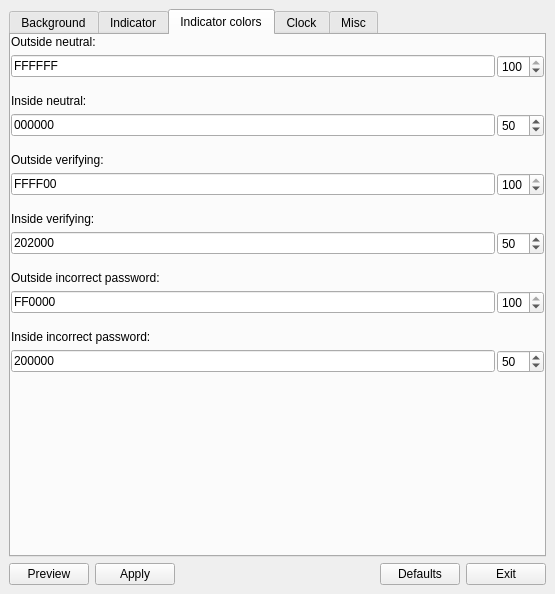
This is share/i3lcc/i3lcc-qt5.ui in mgord9518/i3lcc as Qt 5 draws it before an edit. The edited form follows.
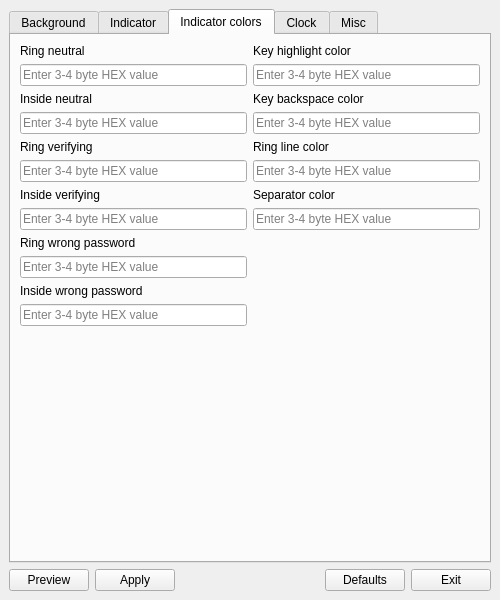
This is the edited form. The open tabs and pages were chosen to show the change.

```diff
--- a/share/i3lcc/i3lcc-qt5.ui
+++ b/share/i3lcc/i3lcc-qt5.ui
@@ -6,8 +6,8 @@
    <rect>
     <x>0</x>
     <y>0</y>
-    <width>555</width>
-    <height>594</height>
+    <width>500</width>
+    <height>600</height>
    </rect>
   </property>
   <property name="minimumSize">
@@ -87,39 +87,7 @@
             </widget>
            </item>
            <item>
-            <widget class="QFrame" name="frame_color">
-             <property name="frameShape">
-              <enum>QFrame::NoFrame</enum>
-             </property>
-             <property name="frameShadow">
-              <enum>QFrame::Raised</enum>
-             </property>
-             <layout class="QHBoxLayout" name="horizontalLayout_2">
-              <property name="spacing">
-               <number>0</number>
-              </property>
-              <property name="leftMargin">
-               <number>0</number>
-              </property>
-              <property name="topMargin">
-               <number>0</number>
-              </property>
-              <property name="rightMargin">
-               <number>0</number>
-              </property>
-              <property name="bottomMargin">
-               <number>0</number>
-              </property>
-              <item>
-               <layout class="QHBoxLayout" name="horizontalLayout_3" stretch="1,0">
-                <property name="spacing">
-                 <number>3</number>
-                </property>
-                <property name="bottomMargin">
-                 <number>0</number>
-                </property>
-                <item>
-                 <widget class="QLineEdit" name="line_color">
+            <widget class="QLineEdit" name="color">
                   <property name="styleSheet">
                    <string notr="true"/>
                   </property>
@@ -143,33 +111,9 @@
                   </property>
                  </widget>
                 </item>
-                <item>
-                 <widget class="QSpinBox" name="spin_color">
-                  <property name="toolTip">
-                   <string>Color opacity value (brigter colors may be rendered as more opaque depending on your compositor, so choose dark colors if you want more transparency)</string>
-                  </property>
-                  <property name="frame">
-                   <bool>true</bool>
-                  </property>
-                  <property name="maximum">
-                   <number>100</number>
-                  </property>
-                  <property name="singleStep">
-                   <number>5</number>
-                  </property>
-                  <property name="value">
-                   <number>50</number>
-                  </property>
-                 </widget>
-                </item>
-               </layout>
-              </item>
-             </layout>
-            </widget>
-           </item>
-          </layout>
-         </widget>
-        </item>
+          </layout>
+         </widget>
+        </item>
         <item>
          <widget class="QGroupBox" name="check_screenshot">
           <property name="toolTip">
@@ -627,6 +571,15 @@
        <attribute name="title">
         <string>Indicator colors</string>
        </attribute>
+       <layout class="QHBoxLayout" name="horizontalLayout_2">
+        <item>
+         <widget class="QFrame" name="frame_4">
+          <property name="frameShape">
+           <enum>QFrame::NoFrame</enum>
+          </property>
+          <property name="frameShadow">
+           <enum>QFrame::Plain</enum>
+          </property>
        <layout class="QVBoxLayout" name="verticalLayout_11">
         <property name="leftMargin">
          <number>0</number>
@@ -643,41 +596,15 @@
         <item>
          <widget class="QLabel" name="label_5">
           <property name="text">
-           <string>Outside neutral:</string>
+              <string>Ring neutral</string>
           </property>
          </widget>
         </item>
         <item>
-         <widget class="QFrame" name="frame_color_2">
-          <property name="frameShape">
-           <enum>QFrame::NoFrame</enum>
-          </property>
-          <property name="frameShadow">
-           <enum>QFrame::Raised</enum>
-          </property>
-          <layout class="QHBoxLayout" name="horizontalLayout_6">
-           <property name="leftMargin">
-            <number>0</number>
-           </property>
-           <property name="topMargin">
-            <number>0</number>
-           </property>
-           <property name="rightMargin">
-            <number>0</number>
-           </property>
-           <property name="bottomMargin">
-            <number>10</number>
-           </property>
-           <item>
-            <layout class="QHBoxLayout" name="horizontalLayout_8">
-             <property name="spacing">
-              <number>2</number>
-             </property>
-             <property name="bottomMargin">
-              <number>0</number>
-             </property>
-             <item>
-              <widget class="QLineEdit" name="line_color_on">
+            <widget class="QLineEdit" name="ringcolor">
+             <property name="toolTip">
+              <string>The ring will change this color if the password is accepted</string>
+             </property>
                <property name="styleSheet">
                 <string notr="true"/>
                </property>
@@ -685,7 +612,7 @@
                 <string/>
                </property>
                <property name="text">
-                <string>FFFFFF</string>
+              <string/>
                </property>
                <property name="maxLength">
                 <number>32767</number>
@@ -697,72 +624,22 @@
                 <bool>false</bool>
                </property>
                <property name="placeholderText">
-                <string>Enter HEX color value</string>
-               </property>
-              </widget>
-             </item>
-             <item>
-              <widget class="QSpinBox" name="spin_color_on">
-               <property name="toolTip">
-                <string>Color opacity value (brigter colors are rendered as more opaque, so choose dark colors if you want more visibility)</string>
-               </property>
-               <property name="frame">
-                <bool>true</bool>
-               </property>
-               <property name="maximum">
-                <number>100</number>
-               </property>
-               <property name="singleStep">
-                <number>5</number>
-               </property>
-               <property name="value">
-                <number>100</number>
-               </property>
-              </widget>
-             </item>
-            </layout>
-           </item>
-          </layout>
+              <string>Enter 3-4 byte HEX value</string>
+             </property>
          </widget>
         </item>
         <item>
          <widget class="QLabel" name="label_6">
           <property name="text">
-           <string>Inside neutral:</string>
+              <string>Inside neutral</string>
           </property>
          </widget>
         </item>
         <item>
-         <widget class="QFrame" name="frame_color_3">
-          <property name="frameShape">
-           <enum>QFrame::NoFrame</enum>
-          </property>
-          <property name="frameShadow">
-           <enum>QFrame::Raised</enum>
-          </property>
-          <layout class="QHBoxLayout" name="horizontalLayout_10">
-           <property name="leftMargin">
-            <number>0</number>
-           </property>
-           <property name="topMargin">
-            <number>0</number>
-           </property>
-           <property name="rightMargin">
-            <number>0</number>
-           </property>
-           <property name="bottomMargin">
-            <number>10</number>
-           </property>
-           <item>
-            <layout class="QHBoxLayout" name="horizontalLayout_11">
-             <property name="spacing">
-              <number>2</number>
-             </property>
-             <property name="bottomMargin">
-              <number>0</number>
-             </property>
-             <item>
-              <widget class="QLineEdit" name="line_color_in">
+            <widget class="QLineEdit" name="insidecolor">
+             <property name="toolTip">
+              <string>The inside circle will change this color if the password is accepted</string>
+             </property>
                <property name="styleSheet">
                 <string notr="true"/>
                </property>
@@ -770,7 +647,7 @@
                 <string/>
                </property>
                <property name="text">
-                <string>000000</string>
+              <string/>
                </property>
                <property name="maxLength">
                 <number>32767</number>
@@ -782,72 +659,22 @@
                 <bool>false</bool>
                </property>
                <property name="placeholderText">
-                <string>Enter HEX color value</string>
-               </property>
-              </widget>
-             </item>
-             <item>
-              <widget class="QSpinBox" name="spin_color_in">
-               <property name="toolTip">
-                <string>Color opacity value (brigter colors are rendered as more opaque, so choose dark colors if you want more visibility)</string>
-               </property>
-               <property name="frame">
-                <bool>true</bool>
-               </property>
-               <property name="maximum">
-                <number>100</number>
-               </property>
-               <property name="singleStep">
-                <number>5</number>
-               </property>
-               <property name="value">
-                <number>50</number>
-               </property>
-              </widget>
-             </item>
-            </layout>
-           </item>
-          </layout>
+              <string>Enter 3-4 byte HEX value</string>
+             </property>
          </widget>
         </item>
         <item>
          <widget class="QLabel" name="label_7">
           <property name="text">
-           <string>Outside verifying:</string>
+              <string>Ring verifying</string>
           </property>
          </widget>
         </item>
         <item>
-         <widget class="QFrame" name="frame_color_4">
-          <property name="frameShape">
-           <enum>QFrame::NoFrame</enum>
-          </property>
-          <property name="frameShadow">
-           <enum>QFrame::Raised</enum>
-          </property>
-          <layout class="QHBoxLayout" name="horizontalLayout_12">
-           <property name="leftMargin">
-            <number>0</number>
-           </property>
-           <property name="topMargin">
-            <number>0</number>
-           </property>
-           <property name="rightMargin">
-            <number>0</number>
-           </property>
-           <property name="bottomMargin">
-            <number>10</number>
-           </property>
-           <item>
-            <layout class="QHBoxLayout" name="horizontalLayout_13">
-             <property name="spacing">
-              <number>2</number>
-             </property>
-             <property name="bottomMargin">
-              <number>0</number>
-             </property>
-             <item>
-              <widget class="QLineEdit" name="line_color_ov">
+            <widget class="QLineEdit" name="ringvercolor">
+             <property name="toolTip">
+              <string>The ring will change this color while the password is being verified</string>
+             </property>
                <property name="styleSheet">
                 <string notr="true"/>
                </property>
@@ -855,7 +682,7 @@
                 <string/>
                </property>
                <property name="text">
-                <string>FFFF00</string>
+              <string/>
                </property>
                <property name="maxLength">
                 <number>32767</number>
@@ -867,72 +694,22 @@
                 <bool>false</bool>
                </property>
                <property name="placeholderText">
-                <string>Enter HEX color value</string>
-               </property>
-              </widget>
-             </item>
-             <item>
-              <widget class="QSpinBox" name="spin_color_ov">
-               <property name="toolTip">
-                <string>Color opacity value (brigter colors are rendered as more opaque, so choose dark colors if you want more visibility)</string>
-               </property>
-               <property name="frame">
-                <bool>true</bool>
-               </property>
-               <property name="maximum">
-                <number>100</number>
-               </property>
-               <property name="singleStep">
-                <number>5</number>
-               </property>
-               <property name="value">
-                <number>100</number>
-               </property>
-              </widget>
-             </item>
-            </layout>
-           </item>
-          </layout>
+              <string>Enter 3-4 byte HEX value</string>
+             </property>
          </widget>
         </item>
         <item>
          <widget class="QLabel" name="label_8">
           <property name="text">
-           <string>Inside verifying:</string>
+              <string>Inside verifying</string>
           </property>
          </widget>
         </item>
         <item>
-         <widget class="QFrame" name="frame_color_7">
-          <property name="frameShape">
-           <enum>QFrame::NoFrame</enum>
-          </property>
-          <property name="frameShadow">
-           <enum>QFrame::Raised</enum>
-          </property>
-          <layout class="QHBoxLayout" name="horizontalLayout_18">
-           <property name="leftMargin">
-            <number>0</number>
-           </property>
-           <property name="topMargin">
-            <number>0</number>
-           </property>
-           <property name="rightMargin">
-            <number>0</number>
-           </property>
-           <property name="bottomMargin">
-            <number>10</number>
-           </property>
-           <item>
-            <layout class="QHBoxLayout" name="horizontalLayout_19">
-             <property name="spacing">
-              <number>2</number>
-             </property>
-             <property name="bottomMargin">
-              <number>0</number>
-             </property>
-             <item>
-              <widget class="QLineEdit" name="line_color_iv">
+            <widget class="QLineEdit" name="insidevercolor">
+             <property name="toolTip">
+              <string>The inside circle will change this color while the password is being verified</string>
+             </property>
                <property name="styleSheet">
                 <string notr="true"/>
                </property>
@@ -940,7 +717,7 @@
                 <string/>
                </property>
                <property name="text">
-                <string>202000</string>
+              <string/>
                </property>
                <property name="maxLength">
                 <number>32767</number>
@@ -952,72 +729,22 @@
                 <bool>false</bool>
                </property>
                <property name="placeholderText">
-                <string>Enter HEX color value</string>
-               </property>
-              </widget>
-             </item>
-             <item>
-              <widget class="QSpinBox" name="spin_color_iv">
-               <property name="toolTip">
-                <string>Color opacity value (brigter colors are rendered as more opaque, so choose dark colors if you want more visibility)</string>
-               </property>
-               <property name="frame">
-                <bool>true</bool>
-               </property>
-               <property name="maximum">
-                <number>100</number>
-               </property>
-               <property name="singleStep">
-                <number>5</number>
-               </property>
-               <property name="value">
-                <number>50</number>
-               </property>
-              </widget>
-             </item>
-            </layout>
-           </item>
-          </layout>
+              <string>Enter 3-4 byte HEX value</string>
+             </property>
          </widget>
         </item>
         <item>
          <widget class="QLabel" name="label_9">
           <property name="text">
-           <string>Outside incorrect password:</string>
+              <string>Ring wrong password</string>
           </property>
          </widget>
         </item>
         <item>
-         <widget class="QFrame" name="frame_color_5">
-          <property name="frameShape">
-           <enum>QFrame::NoFrame</enum>
-          </property>
-          <property name="frameShadow">
-           <enum>QFrame::Raised</enum>
-          </property>
-          <layout class="QHBoxLayout" name="horizontalLayout_14">
-           <property name="leftMargin">
-            <number>0</number>
-           </property>
-           <property name="topMargin">
-            <number>0</number>
-           </property>
-           <property name="rightMargin">
-            <number>0</number>
-           </property>
-           <property name="bottomMargin">
-            <number>10</number>
-           </property>
-           <item>
-            <layout class="QHBoxLayout" name="horizontalLayout_15">
-             <property name="spacing">
-              <number>2</number>
-             </property>
-             <property name="bottomMargin">
-              <number>0</number>
-             </property>
-             <item>
-              <widget class="QLineEdit" name="line_color_oi">
+            <widget class="QLineEdit" name="ringwrongcolor">
+             <property name="toolTip">
+              <string>The ring will change this color when a wrong password is typed</string>
+             </property>
                <property name="styleSheet">
                 <string notr="true"/>
                </property>
@@ -1025,7 +752,7 @@
                 <string/>
                </property>
                <property name="text">
-                <string>FF0000</string>
+              <string/>
                </property>
                <property name="maxLength">
                 <number>32767</number>
@@ -1037,50 +764,70 @@
                 <bool>false</bool>
                </property>
                <property name="placeholderText">
-                <string>Enter HEX color value</string>
-               </property>
-              </widget>
-             </item>
-             <item>
-              <widget class="QSpinBox" name="spin_color_oi">
-               <property name="toolTip">
-                <string>Color opacity value (brigter colors are rendered as more opaque, so choose dark colors if you want more visibility)</string>
-               </property>
-               <property name="frame">
-                <bool>true</bool>
-               </property>
-               <property name="maximum">
-                <number>100</number>
-               </property>
-               <property name="singleStep">
-                <number>5</number>
-               </property>
-               <property name="value">
-                <number>100</number>
-               </property>
-              </widget>
-             </item>
-            </layout>
-           </item>
-          </layout>
+              <string>Enter 3-4 byte HEX value</string>
+             </property>
          </widget>
         </item>
         <item>
          <widget class="QLabel" name="label_10">
           <property name="text">
-           <string>Inside incorrect password:</string>
+              <string>Inside wrong password</string>
           </property>
          </widget>
         </item>
         <item>
-         <widget class="QFrame" name="frame_color_6">
+            <widget class="QLineEdit" name="insidewrongcolor">
+             <property name="toolTip">
+              <string>The inside circle will change this color when a wrong password is typed</string>
+             </property>
+             <property name="styleSheet">
+              <string notr="true"/>
+             </property>
+             <property name="inputMask">
+              <string/>
+             </property>
+             <property name="text">
+              <string/>
+             </property>
+             <property name="maxLength">
+              <number>32767</number>
+             </property>
+             <property name="frame">
+              <bool>true</bool>
+             </property>
+             <property name="readOnly">
+              <bool>false</bool>
+             </property>
+             <property name="placeholderText">
+              <string>Enter 3-4 byte HEX value</string>
+             </property>
+            </widget>
+           </item>
+           <item>
+            <spacer name="verticalSpacer_6">
+             <property name="orientation">
+              <enum>Qt::Vertical</enum>
+             </property>
+             <property name="sizeHint" stdset="0">
+              <size>
+               <width>20</width>
+               <height>40</height>
+              </size>
+             </property>
+            </spacer>
+           </item>
+          </layout>
+         </widget>
+        </item>
+        <item>
+         <widget class="QFrame" name="frame_5">
           <property name="frameShape">
            <enum>QFrame::NoFrame</enum>
           </property>
           <property name="frameShadow">
-           <enum>QFrame::Raised</enum>
+           <enum>QFrame::Plain</enum>
           </property>
-          <layout class="QHBoxLayout" name="horizontalLayout_16">
+          <layout class="QVBoxLayout" name="verticalLayout_15">
            <property name="leftMargin">
             <number>0</number>
            </property>
@@ -1091,18 +838,20 @@
             <number>0</number>
            </property>
            <property name="bottomMargin">
-            <number>10</number>
-           </property>
-           <item>
-            <layout class="QHBoxLayout" name="horizontalLayout_17">
-             <property name="spacing">
-              <number>2</number>
-             </property>
-             <property name="bottomMargin">
               <number>0</number>
              </property>
              <item>
-              <widget class="QLineEdit" name="line_color_ii">
+            <widget class="QLabel" name="label_15">
+             <property name="text">
+              <string>Key highlight color</string>
+             </property>
+            </widget>
+           </item>
+           <item>
+            <widget class="QLineEdit" name="keyhlcolor">
+             <property name="toolTip">
+              <string>The color shown when the user types a key</string>
+             </property>
                <property name="styleSheet">
                 <string notr="true"/>
                </property>
@@ -1110,7 +859,7 @@
                 <string/>
                </property>
                <property name="text">
-                <string>200000</string>
+              <string/>
                </property>
                <property name="maxLength">
                 <number>32767</number>
@@ -1122,36 +871,117 @@
                 <bool>false</bool>
                </property>
                <property name="placeholderText">
-                <string>Enter HEX color value</string>
+              <string>Enter 3-4 byte HEX value</string>
                </property>
               </widget>
              </item>
              <item>
-              <widget class="QSpinBox" name="spin_color_ii">
+            <widget class="QLabel" name="label_16">
+             <property name="text">
+              <string>Key backspace color</string>
+             </property>
+            </widget>
+           </item>
+           <item>
+            <widget class="QLineEdit" name="bshlcolor">
                <property name="toolTip">
-                <string>Color opacity value (brigter colors are rendered as more opaque, so choose dark colors if you want more visibility)</string>
-               </property>
+              <string>The color shown when the user presses backspace</string>
+             </property>
+             <property name="styleSheet">
+              <string notr="true"/>
+             </property>
+             <property name="inputMask">
+              <string/>
+             </property>
+             <property name="text">
+              <string/>
+             </property>
+             <property name="maxLength">
+              <number>32767</number>
+             </property>
                <property name="frame">
                 <bool>true</bool>
                </property>
-               <property name="maximum">
-                <number>100</number>
-               </property>
-               <property name="singleStep">
-                <number>5</number>
-               </property>
-               <property name="value">
-                <number>50</number>
+             <property name="readOnly">
+              <bool>false</bool>
+             </property>
+             <property name="placeholderText">
+              <string>Enter 3-4 byte HEX value</string>
+             </property>
+            </widget>
+           </item>
+           <item>
+            <widget class="QLabel" name="label_11">
+             <property name="text">
+              <string>Ring line color</string>
                </property>
               </widget>
              </item>
-            </layout>
+           <item>
+            <widget class="QLineEdit" name="linecolor">
+             <property name="toolTip">
+              <string>The color that separates the inner circle from the ring</string>
+             </property>
+             <property name="styleSheet">
+              <string notr="true"/>
+             </property>
+             <property name="inputMask">
+              <string/>
+             </property>
+             <property name="text">
+              <string/>
+             </property>
+             <property name="maxLength">
+              <number>32767</number>
+             </property>
+             <property name="frame">
+              <bool>true</bool>
+             </property>
+             <property name="readOnly">
+              <bool>false</bool>
+             </property>
+             <property name="placeholderText">
+              <string>Enter 3-4 byte HEX value</string>
+             </property>
+            </widget>
            </item>
-          </layout>
+           <item>
+            <widget class="QLabel" name="label_17">
+             <property name="text">
+              <string>Separator color</string>
+             </property>
          </widget>
         </item>
         <item>
-         <spacer name="verticalSpacer_4">
+            <widget class="QLineEdit" name="separatorcolor">
+             <property name="toolTip">
+              <string>The color of the separator, which sits at both ends of the key highlight</string>
+             </property>
+             <property name="styleSheet">
+              <string notr="true"/>
+             </property>
+             <property name="inputMask">
+              <string/>
+             </property>
+             <property name="text">
+              <string/>
+             </property>
+             <property name="maxLength">
+              <number>32767</number>
+             </property>
+             <property name="frame">
+              <bool>true</bool>
+             </property>
+             <property name="readOnly">
+              <bool>false</bool>
+             </property>
+             <property name="placeholderText">
+              <string>Enter 3-4 byte HEX value</string>
+             </property>
+            </widget>
+           </item>
+           <item>
+            <spacer name="verticalSpacer_8">
           <property name="orientation">
            <enum>Qt::Vertical</enum>
           </property>
@@ -1162,6 +992,9 @@
            </size>
           </property>
          </spacer>
+           </item>
+          </layout>
+         </widget>
         </item>
        </layout>
       </widget>
```
Left out of the diff: 394 changed lines with no effect on the pictures. Lines whose indentation alone changed are shown as unchanged.
